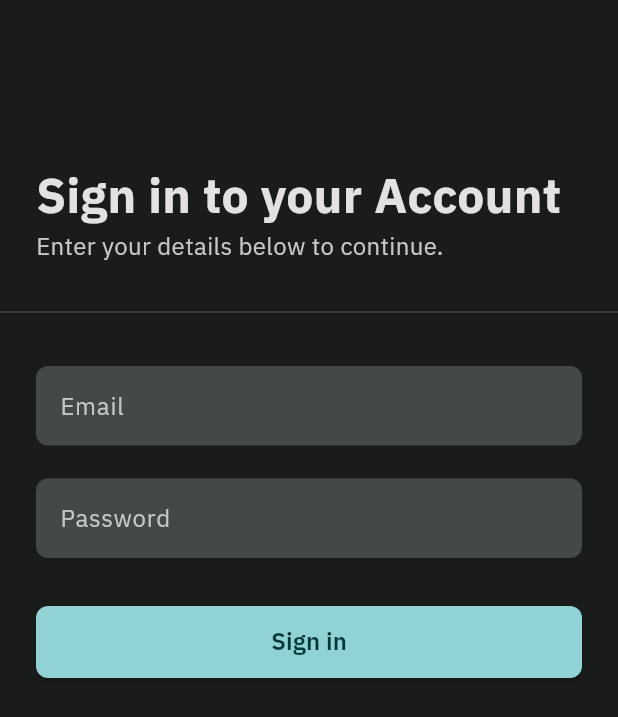
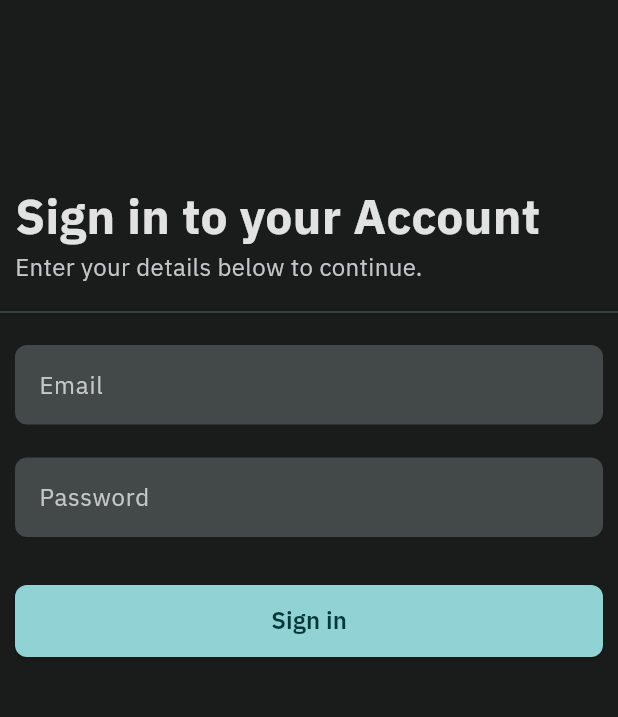
Before and after one commit to far-sighted/-freelance-crm-flutter, a Flutter app: the screen it shows after launch, on a phone screen of 412 x 824 dp. Shown: the top 717 px of the screen. Run offline on Flutter 3.47's test engine with Material 3 defaults, Android fonts, the phone set to English and light mode, and no system bars; our stand-ins replace google_fonts, shared_preferences.

Commit message:
update login page

```diff
--- a/lib/screen/login.dart
+++ b/lib/screen/login.dart
@@ -26,7 +26,7 @@ class _LoginState extends State<Login> {
               height: 200.0,
               width: MediaQuery.of(context).size.width,
               padding:
-                  const EdgeInsets.only(left: 24.0, right: 24.0, bottom: 24.0),
+                  const EdgeInsets.all(10.0),
               color: Theme.of(context).colorScheme.surface,
               child: Column(
                 mainAxisAlignment: MainAxisAlignment.end,
@@ -52,7 +52,7 @@ class _LoginState extends State<Login> {
             ),
             const Divider(),
             Container(
-              padding: const EdgeInsets.all(24.0),
+              padding: const EdgeInsets.all(10.0),
               color: Theme.of(context).colorScheme.background,
               child: Form(
                 key: key,
```
